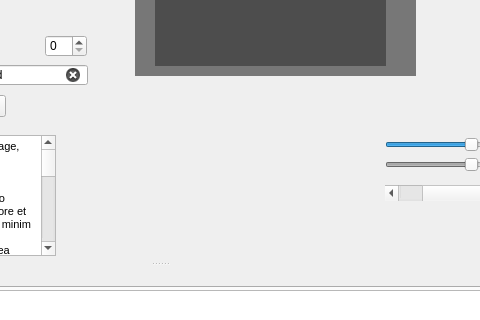
Old version of the form resources/stylesheets/design.ui in the repository johti626/inviwo; both pictures show x 391 to 871 and y 204 to 524 of the 1101 by 738 pixel window.
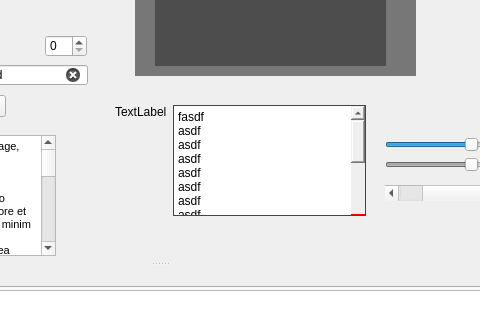
New version of the form. Icons and pictures are not drawn.

The edit to the form file:
```diff
--- a/resources/stylesheets/design.ui
+++ b/resources/stylesheets/design.ui
@@ -1238,6 +1238,90 @@
      <bool>false</bool>
     </property>
    </widget>
+   <widget class="QWidget" name="horizontalLayoutWidget">
+    <property name="geometry">
+     <rect>
+      <x>300</x>
+      <y>250</y>
+      <width>251</width>
+      <height>111</height>
+     </rect>
+    </property>
+    <layout class="QHBoxLayout" name="horizontalLayout">
+     <item>
+      <layout class="QVBoxLayout" name="verticalLayout_4">
+       <item>
+        <widget class="QLabel" name="label_2">
+         <property name="text">
+          <string>TextLabel</string>
+         </property>
+        </widget>
+       </item>
+       <item>
+        <spacer name="verticalSpacer">
+         <property name="orientation">
+          <enum>Qt::Vertical</enum>
+         </property>
+         <property name="sizeHint" stdset="0">
+          <size>
+           <width>20</width>
+           <height>40</height>
+          </size>
+         </property>
+        </spacer>
+       </item>
+      </layout>
+     </item>
+     <item>
+      <widget class="QPlainTextEdit" name="plainTextEdit">
+       <property name="styleSheet">
+        <string notr="true">
+
+QPlainTextEdit {
+    border: 1px solid #444;
+}
+QPlainTextEdit:hover  {
+    background: #47474b;
+    border: 1px solid #268bd2;
+}
+QPlainTextEdit:hover QScrollBar, QPlainTextEdit:hover QScrollBar::add-page, QPlainTextEdit:hover QScrollBar::add-line,QPlainTextEdit:hover  QScrollBar::sub-page, QPlainTextEdit:hover QScrollBar::sub-line{
+/*    background: #47474b;*/
+}
+QPlainTextEdit QScrollBar, QPlainTextEdit QScrollBar::add-line {
+	border-bottom: 1px solid red;
+}</string>
+       </property>
+       <property name="verticalScrollBarPolicy">
+        <enum>Qt::ScrollBarAlwaysOn</enum>
+       </property>
+       <property name="horizontalScrollBarPolicy">
+        <enum>Qt::ScrollBarAlwaysOff</enum>
+       </property>
+       <property name="tabChangesFocus">
+        <bool>true</bool>
+       </property>
+       <property name="plainText">
+        <string>fasdf
+asdf
+asdf
+asdf
+asdf
+asdf
+asdf
+asdf
+asdf
+asdf
+asdf
+asdf
+</string>
+       </property>
+       <property name="backgroundVisible">
+        <bool>true</bool>
+       </property>
+      </widget>
+     </item>
+    </layout>
+   </widget>
    <zorder>widget</zorder>
    <zorder>pushButton</zorder>
    <zorder>toolButton</zorder>
```
Left out of the diff: 35 changed lines with no effect on the pictures.
